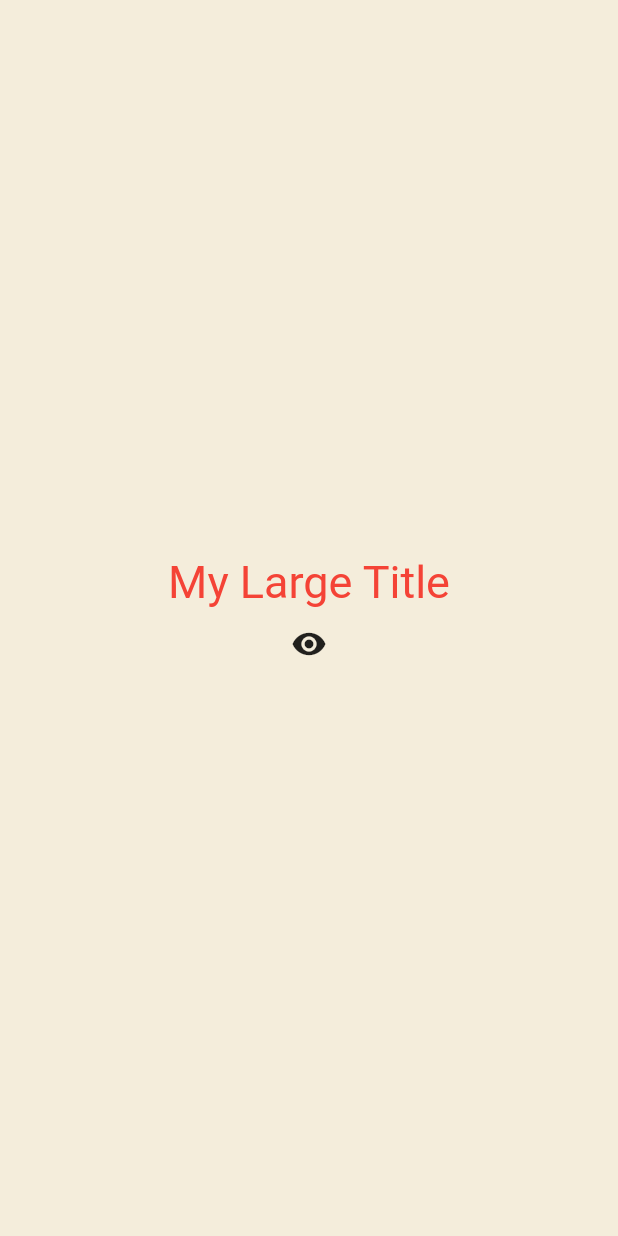
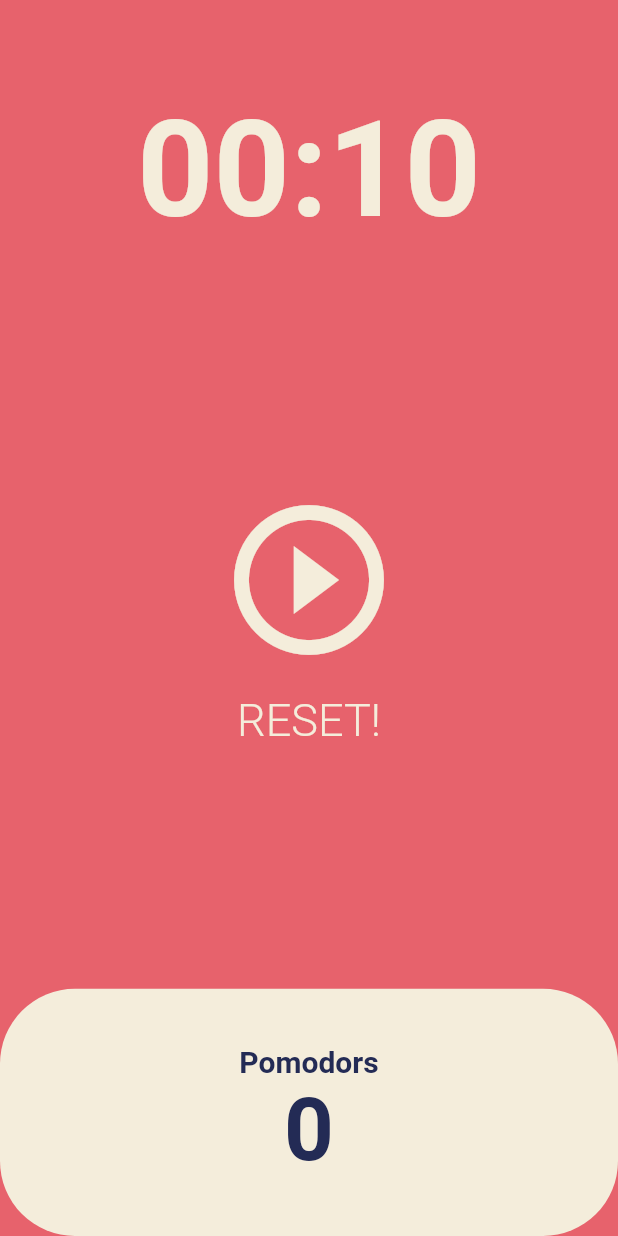
Before and after one commit to ekkk1126/flutter-study, a Flutter app: the screen it shows after launch, on a phone screen of 412 x 824 dp. Run offline on Flutter 3.47's test engine with Material 2 defaults, Android fonts, the phone set to English and light mode, and no system bars.

Commit message:
#5 POMODORO APP

```diff
--- a/toonflix/lib/main.dart
+++ b/toonflix/lib/main.dart
@@ -1,91 +1,27 @@
 import 'package:flutter/material.dart';
+import 'screens/home_screen.dart';
 
 void main() {
   runApp(App());
 }
 
-class App extends StatefulWidget {
-  @override
-  State<App> createState() => _AppState();
-}
-
-class _AppState extends State<App> {
-  bool showTitle = true;
-
-  void toggleTitle() {
-    setState(() {
-      showTitle = !showTitle;
-    });
-  }
-
+class App extends StatelessWidget {
   @override
   Widget build(BuildContext context) {
     return MaterialApp(
+      debugShowCheckedModeBanner: false,
       theme: ThemeData(
-        textTheme: TextTheme(
-          titleLarge: TextStyle(
-            color: Colors.red,
+        backgroundColor: const Color(0xFFE7626C),
+        textTheme: const TextTheme(
+          headline1: TextStyle(
+            color: Color(0xFF232B55),
           ),
         ),
+        cardColor: const Color(0xFFF4EDDB),
       ),
-      home: Scaffold(
-        backgroundColor: const Color(0xFFF4EDDB),
-        body: Center(
-          child: Column(
-            mainAxisAlignment: MainAxisAlignment.center,
-            children: [
-              showTitle
-                  ? const MyLargeTitle()
-                  : const Text(
-                      'nothing!',
-                      style: TextStyle(fontSize: 30.0),
-                    ),
-              IconButton(
-                onPressed: toggleTitle,
-                icon: const Icon(Icons.remove_red_eye),
-              )
-            ],
-          ),
-        ),
+      home: const Scaffold(
+        body: HomeScreen(),
       ),
     );
   }
 }
-
-class MyLargeTitle extends StatefulWidget {
-  const MyLargeTitle({
-    Key? key,
-  }) : super(key: key);
-
-  @override
-  State<MyLargeTitle> createState() => _MyLargeTitleState();
-}
-
-class _MyLargeTitleState extends State<MyLargeTitle> {
-  int count = 0;
-
-  @override
-  void initState() {
-    super.initState();
-    print('initState!');
-  }
-
-  @override
-  // dispose => 위젯이 스크린에서 제거될 떄 호출되는 메서드
-  void dispose() {
-    super.dispose();
-    print('dispose!');
-  }
-
-  @override
-  Widget build(BuildContext context) {
-    print('build!');
-    return Text(
-      'My Large Title',
-      style: TextStyle(
-        fontSize: 30.0,
-        color: Theme.of(context).textTheme.titleLarge!.color,
-      ),
-    );
-  }
-}
--- /dev/null
+++ b/toonflix/lib/screens/home_screen.dart
@@ -0,0 +1,158 @@
+import 'dart:async';
+
+import 'package:flutter/material.dart';
+
+class HomeScreen extends StatefulWidget {
+  const HomeScreen({super.key});
+
+  @override
+  State<HomeScreen> createState() => _HomeScreenState();
+}
+
+class _HomeScreenState extends State<HomeScreen> {
+  static const twentyFiveMinutes = 10;
+  int totalSeconds = twentyFiveMinutes;
+  bool isRunning = false;
+  int totalPomodoros = 0;
+  late Timer timer;
+
+  void onTick(Timer timer) {
+    if (totalSeconds == 0) {
+      setState(() {
+        totalPomodoros += 1;
+        isRunning = false;
+        totalSeconds = twentyFiveMinutes;
+      });
+      timer.cancel();
+    } else {
+      setState(() {
+        totalSeconds = totalSeconds - 1;
+      });
+    }
+  }
+
+  void onStartPressed() {
+    timer = Timer.periodic(
+      const Duration(seconds: 1),
+      onTick,
+    );
+    setState(() {
+      isRunning = true;
+    });
+  }
+
+  void onPausePressed() {
+    timer.cancel();
+    setState(() {
+      isRunning = false;
+    });
+  }
+
+  void onResetPressed() {
+    timer.cancel();
+    setState(() {
+      totalSeconds = twentyFiveMinutes;
+      isRunning = false;
+    });
+  }
+
+  String format(int seconds) {
+    var duration = Duration(seconds: seconds);
+    return duration.toString().split(".").first.substring(2, 7);
+  }
+
+  @override
+  Widget build(BuildContext context) {
+    return Scaffold(
+      backgroundColor: Theme.of(context).backgroundColor,
+      body: Column(
+        children: [
+          Flexible(
+            flex: 1,
+            child: Container(
+              alignment: Alignment.bottomCenter,
+              child: Text(
+                format(totalSeconds),
+                style: TextStyle(
+                  color: Theme.of(context).cardColor,
+                  fontSize: 89.0,
+                  fontWeight: FontWeight.w600,
+                ),
+              ),
+            ),
+          ),
+          // SizedBox(
+          //   height: 70,
+          // ),
+          Flexible(
+            flex: 3,
+            child: Center(
+              child: Column(
+                mainAxisAlignment: MainAxisAlignment.center,
+                children: [
+                  IconButton(
+                    iconSize: 120,
+                    color: Theme.of(context).cardColor,
+                    onPressed: isRunning ? (onPausePressed) : onStartPressed,
+                    icon: Icon(
+                      isRunning
+                          ? Icons.pause_circle_outline
+                          : Icons.play_circle_outline,
+                    ),
+                  ),
+                  TextButton(
+                    onPressed: onResetPressed,
+                    child: Text(
+                      'RESET!',
+                      style: TextStyle(
+                        color: Theme.of(context).cardColor,
+                        fontSize: 30,
+                        fontWeight: FontWeight.w300,
+                      ),
+                    ),
+                  )
+                ],
+              ),
+            ),
+          ),
+          Flexible(
+            flex: 1,
+            child: Row(
+              children: [
+                Expanded(
+                  child: Container(
+                    decoration: BoxDecoration(
+                      color: Theme.of(context).cardColor,
+                      borderRadius: BorderRadius.circular(50),
+                    ),
+                    child: Column(
+                      mainAxisAlignment: MainAxisAlignment.center,
+                      children: [
+                        Text(
+                          'Pomodors',
+                          style: TextStyle(
+                            fontSize: 20,
+                            fontWeight: FontWeight.w600,
+                            color: Theme.of(context).textTheme.headline1!.color,
+                          ),
+                        ),
+                        Text(
+                          '$totalPomodoros',
+                          style: TextStyle(
+                            fontSize: 58,
+                            fontWeight: FontWeight.w600,
+                            color: Theme.of(context).textTheme.headline1!.color,
+                          ),
+                        ),
+                      ],
+                    ),
+                  ),
+                ),
+              ],
+            ),
+          ),
+        ],
+      ),
+    );
+  }
+}
```
